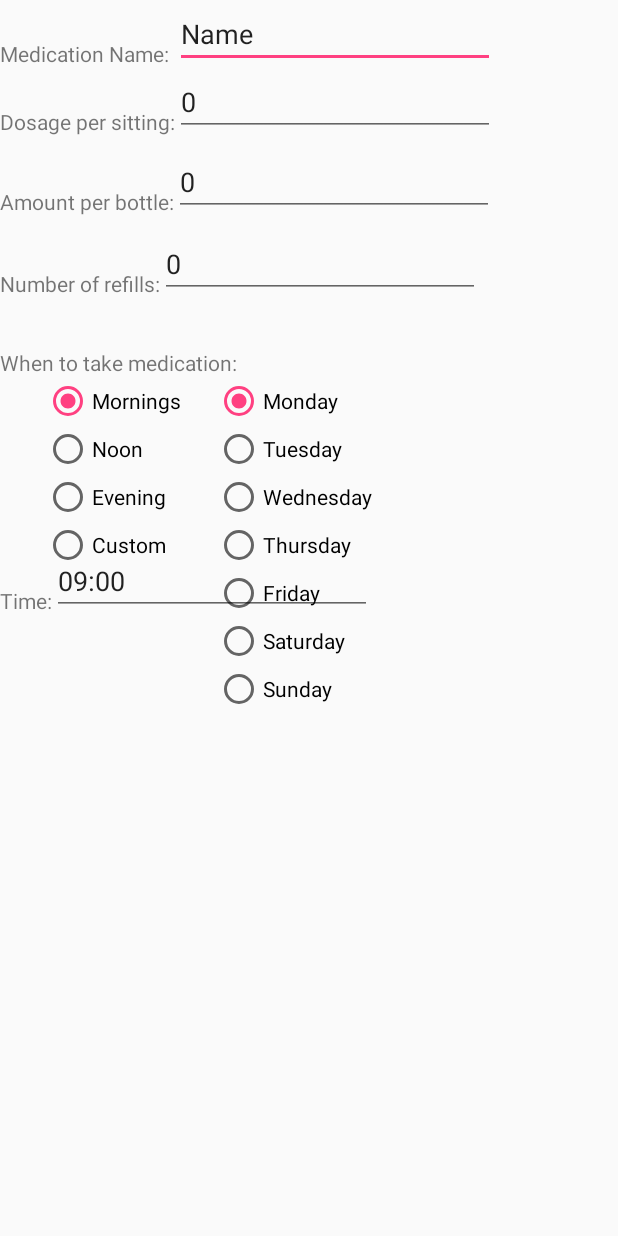
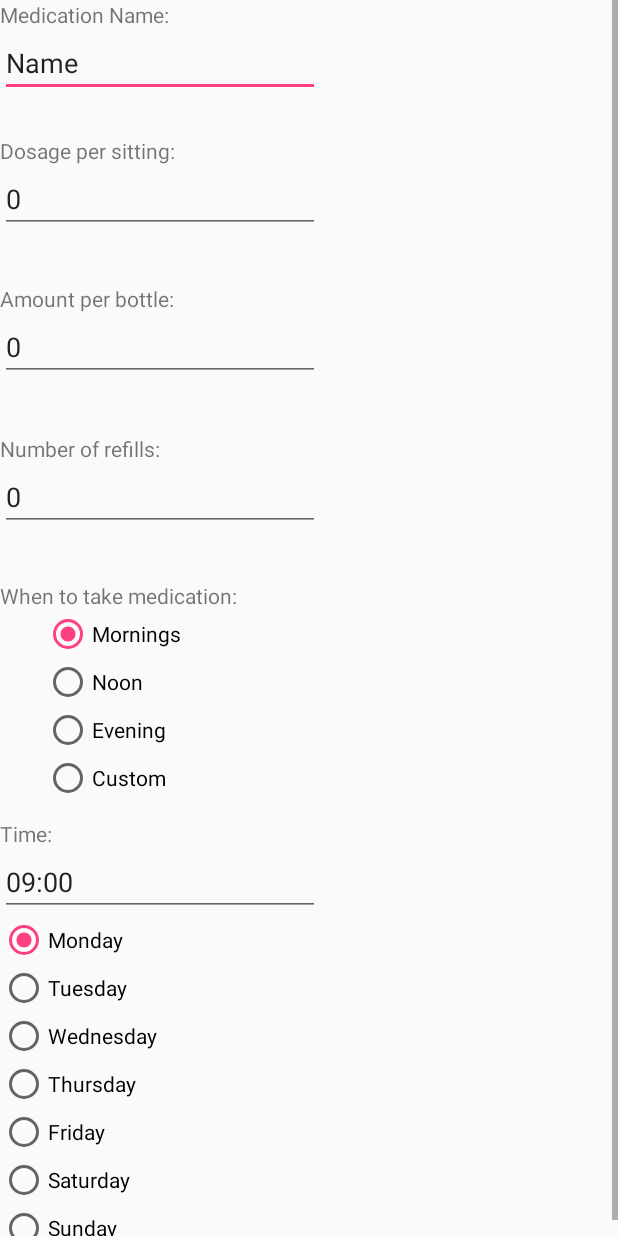
Before and after one commit to burke212/MobileDeviceApp, an Android app: the layout add.xml on its own in the app's theme, with its tools: preview values and no code run, on a phone screen of 412 x 824 dp. Run offline under Robolectric (Android 15) with nearby library versions, the phone set to English and light mode, and no system bars.

Commit message:
Improved layout of add.xml
Originally I had add.xml set to relative layout, but the content didn't fit well on the screen. So I've changed the layout to scrollView, LinearLayout. Now, the user can scroll down to view more content when adding a new medication.

```diff
--- a/MedicalApp/app/src/main/java/com/example/burke/medicalapp/MainActivity.java
+++ b/MedicalApp/app/src/main/java/com/example/burke/medicalapp/MainActivity.java
@@ -8,6 +8,9 @@ public class MainActivity extends AppCompatActivity {
     @Override
     protected void onCreate(Bundle savedInstanceState) {
         super.onCreate(savedInstanceState);
-        setContentView(R.layout.activity_main);
+
+        //testing layout of add.xml. Uncomment line beneath to load activity main first
+        //setContentView(R.layout.activity_main);
+        setContentView(R.layout.add);
     }
 }
--- a/MedicalApp/app/src/main/res/layout/add.xml
+++ b/MedicalApp/app/src/main/res/layout/add.xml
@@ -1,11 +1,22 @@
 <?xml version="1.0" encoding="utf-8"?>
-<RelativeLayout xmlns:android="http://schemas.android.com/apk/res/android"
+<ScrollView xmlns:android="http://schemas.android.com/apk/res/android"
     xmlns:app="http://schemas.android.com/apk/res-auto"
     xmlns:tools="http://schemas.android.com/tools"
     android:layout_width="match_parent"
     android:layout_height="match_parent"
+    android:orientation="vertical"
     tools:context="com.example.burke.medicalapp.MainActivity">
 
+    <LinearLayout
+        android:layout_width="match_parent"
+        android:layout_height="match_parent"
+        android:orientation="vertical">
+
+        <TextView
+            android:id="@+id/textView"
+            android:layout_width="wrap_content"
+            android:layout_height="wrap_content"
+            android:text="Medication Name:" />
 
         <EditText
             android:id="@+id/editText"
@@ -47,13 +58,7 @@
                 android:layout_marginTop="34dp"
                 android:text="Amount per bottle:" />
 
-    <TextView
-        android:id="@+id/textView"
-        android:layout_width="wrap_content"
-        android:layout_height="wrap_content"
-        android:layout_above="@+id/editText2"
-        android:layout_alignParentStart="true"
-        android:text="Medication Name:" />
+
 
             <EditText
                 android:id="@+id/editText3"
@@ -205,5 +210,6 @@
                     android:layout_weight="1"
                     android:text="Sunday" />
             </RadioGroup>
+    </LinearLayout>
 
-</RelativeLayout>
+</ScrollView>
```
Lines whose indentation alone changed are shown as unchanged.
